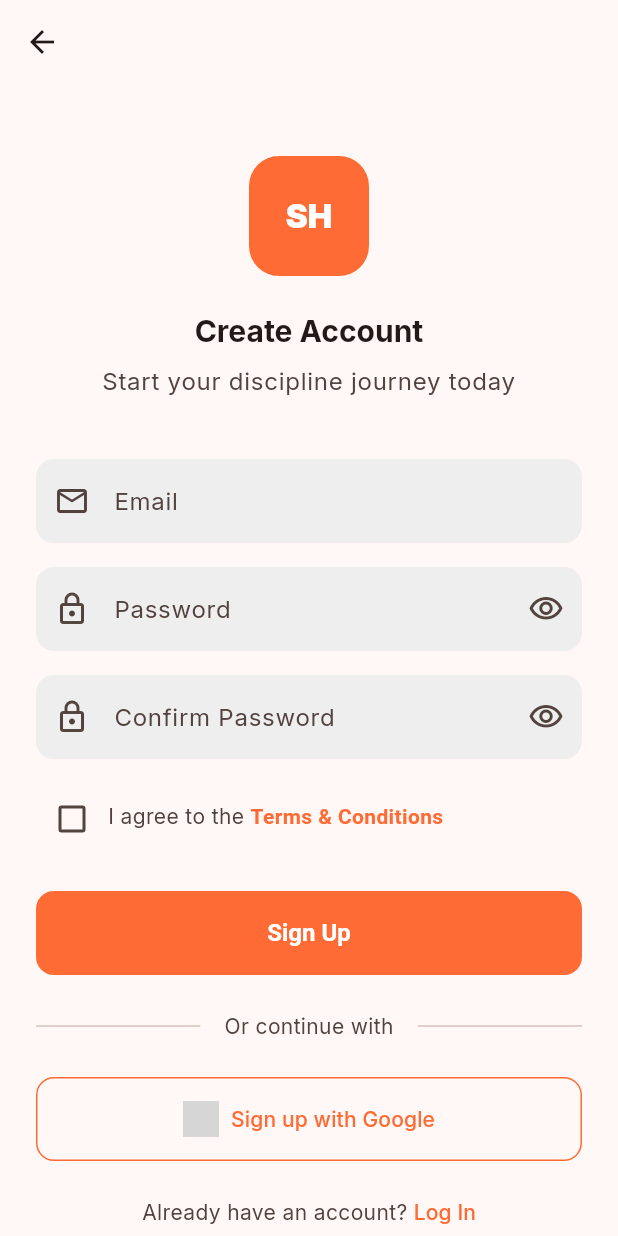
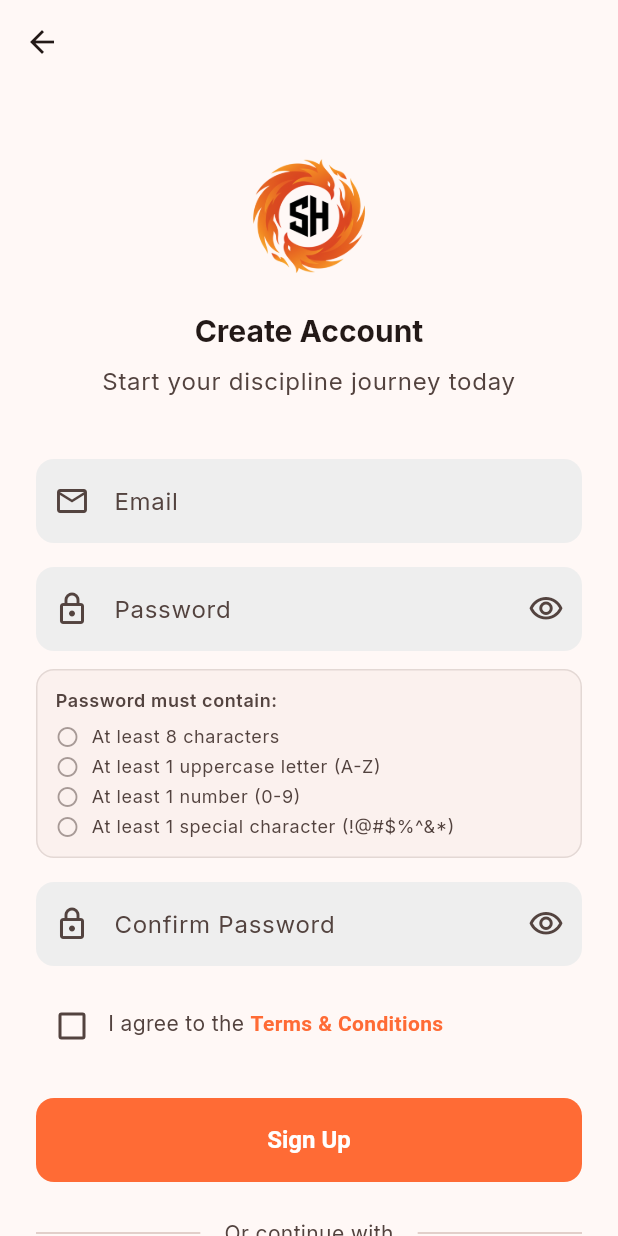
Before and after one commit to rauly2k/stay_hard, a Flutter app: the LoginScreen screen opened directly, after a tap on "Log In", after a tap on "Sign Up", on a phone screen of 412 x 824 dp. Run offline on Flutter 3.47's test engine with Material 3 defaults, Android fonts, the phone set to English and light mode, and no system bars; our stand-ins replace firebase_auth, firebase_core, flutter_riverpod, go_router, google_fonts, google_sign_in and 1 more; accounts and stored records are empty; grey boxes are pictures that could not be loaded.

Commit message:
feat: Update app logo and add password requirements UI
- Renamed LOGO.png to logo.png (lowercase) for consistency
- Updated splash screen to use logo.png image instead of text-based logo
- Updated login screen to use logo.png image instead of "SH" text
- Updated register screen to use logo.png image instead of "SH" text
- Added real-time password requirements display in registration UI
  - Shows 4 requirements: min length, uppercase, number, special char
  - Updates dynamically as user types with visual indicators
  - Green checkmarks appear when requirements are met

Note: Slide images already use assets/images/test.png as required

```diff
--- a/lib/features/auth/presentation/pages/login_screen.dart
+++ b/lib/features/auth/presentation/pages/login_screen.dart
@@ -104,7 +104,15 @@ class _LoginScreenState extends ConsumerState<LoginScreen> {
 
                 // Logo and title
                 Center(
-                  child: Container(
+                  child: ClipRRect(
+                    borderRadius: BorderRadius.circular(20),
+                    child: Image.asset(
+                      'assets/images/logo.png',
+                      width: 80,
+                      height: 80,
+                      fit: BoxFit.cover,
+                      errorBuilder: (context, error, stackTrace) {
+                        return Container(
                           width: 80,
                           height: 80,
                           decoration: BoxDecoration(
@@ -119,6 +127,9 @@ class _LoginScreenState extends ConsumerState<LoginScreen> {
                                 fontWeight: FontWeight.w900,
                               ),
                             ),
+                          ),
+                        );
+                      },
                     ),
                   ),
                 ),
--- a/lib/features/auth/presentation/pages/register_screen.dart
+++ b/lib/features/auth/presentation/pages/register_screen.dart
@@ -19,12 +19,36 @@ class _RegisterScreenState extends ConsumerState<RegisterScreen> {
   bool _obscureConfirmPassword = true;
   bool _acceptedTerms = false;
 
+  // Password requirement states
+  bool _hasMinLength = false;
+  bool _hasUppercase = false;
+  bool _hasNumber = false;
+  bool _hasSpecialChar = false;
+
+  @override
+  void initState() {
+    super.initState();
+    // Listen to password changes to update requirements
+    _passwordController.addListener(_updatePasswordRequirements);
+  }
+
   @override
   void dispose() {
+    _passwordController.removeListener(_updatePasswordRequirements);
     _emailController.dispose();
     _passwordController.dispose();
     _confirmPasswordController.dispose();
     super.dispose();
+  }
+
+  void _updatePasswordRequirements() {
+    final password = _passwordController.text;
+    setState(() {
+      _hasMinLength = password.length >= 8;
+      _hasUppercase = RegExp(r'[A-Z]').hasMatch(password);
+      _hasNumber = RegExp(r'[0-9]').hasMatch(password);
+      _hasSpecialChar = RegExp(r'[!@#$%^&*(),.?":{}|<>]').hasMatch(password);
+    });
   }
 
   void _showErrorSnackBar(String message) {
@@ -141,7 +165,15 @@ class _RegisterScreenState extends ConsumerState<RegisterScreen> {
 
                 // Logo and title
                 Center(
-                  child: Container(
+                  child: ClipRRect(
+                    borderRadius: BorderRadius.circular(20),
+                    child: Image.asset(
+                      'assets/images/logo.png',
+                      width: 80,
+                      height: 80,
+                      fit: BoxFit.cover,
+                      errorBuilder: (context, error, stackTrace) {
+                        return Container(
                           width: 80,
                           height: 80,
                           decoration: BoxDecoration(
@@ -156,6 +188,9 @@ class _RegisterScreenState extends ConsumerState<RegisterScreen> {
                                 fontWeight: FontWeight.w900,
                               ),
                             ),
+                          ),
+                        );
+                      },
                     ),
                   ),
                 ),
@@ -229,6 +264,59 @@ class _RegisterScreenState extends ConsumerState<RegisterScreen> {
                     ),
                   ),
                   validator: _validatePassword,
+                  onChanged: (_) {
+                    // Trigger state update for password requirements
+                  },
+                ),
+
+                const SizedBox(height: 12),
+
+                // Password requirements
+                Container(
+                  padding: const EdgeInsets.all(12),
+                  decoration: BoxDecoration(
+                    color: theme.colorScheme.surfaceContainerHighest.withValues(alpha: 0.3),
+                    borderRadius: BorderRadius.circular(12),
+                    border: Border.all(
+                      color: theme.colorScheme.outline.withValues(alpha: 0.2),
+                    ),
+                  ),
+                  child: Column(
+                    crossAxisAlignment: CrossAxisAlignment.start,
+                    children: [
+                      Text(
+                        'Password must contain:',
+                        style: theme.textTheme.bodySmall?.copyWith(
+                          fontWeight: FontWeight.w600,
+                          color: theme.colorScheme.onSurfaceVariant,
+                        ),
+                      ),
+                      const SizedBox(height: 8),
+                      _buildPasswordRequirement(
+                        'At least 8 characters',
+                        _hasMinLength,
+                        theme,
+                      ),
+                      const SizedBox(height: 4),
+                      _buildPasswordRequirement(
+                        'At least 1 uppercase letter (A-Z)',
+                        _hasUppercase,
+                        theme,
+                      ),
+                      const SizedBox(height: 4),
+                      _buildPasswordRequirement(
+                        'At least 1 number (0-9)',
+                        _hasNumber,
+                        theme,
+                      ),
+                      const SizedBox(height: 4),
+                      _buildPasswordRequirement(
+                        'At least 1 special character (!@#\$%^&*)',
+                        _hasSpecialChar,
+                        theme,
+                      ),
+                    ],
+                  ),
                 ),
 
                 const SizedBox(height: 16),
@@ -401,4 +489,29 @@ class _RegisterScreenState extends ConsumerState<RegisterScreen> {
       ),
     );
   }
+
+  Widget _buildPasswordRequirement(String text, bool isMet, ThemeData theme) {
+    return Row(
+      children: [
+        Icon(
+          isMet ? Icons.check_circle : Icons.radio_button_unchecked,
+          size: 16,
+          color: isMet ? Colors.green : theme.colorScheme.onSurfaceVariant.withValues(alpha: 0.5),
+        ),
+        const SizedBox(width: 8),
+        Expanded(
+          child: Text(
+            text,
+            style: theme.textTheme.bodySmall?.copyWith(
+              color: isMet
+                ? theme.colorScheme.onSurface
+                : theme.colorScheme.onSurfaceVariant,
+              decoration: isMet ? TextDecoration.lineThrough : null,
+              decorationColor: theme.colorScheme.onSurfaceVariant.withValues(alpha: 0.5),
+            ),
+          ),
+        ),
+      ],
+    );
   }
+}
--- a/lib/features/splash/presentation/pages/splash_screen.dart
+++ b/lib/features/splash/presentation/pages/splash_screen.dart
@@ -85,7 +85,15 @@ class _SplashScreenState extends ConsumerState<SplashScreen>
               mainAxisAlignment: MainAxisAlignment.center,
               children: [
                 // App Logo
-                Container(
+                ClipRRect(
+                  borderRadius: BorderRadius.circular(24),
+                  child: Image.asset(
+                    'assets/images/logo.png',
+                    width: 120,
+                    height: 120,
+                    fit: BoxFit.cover,
+                    errorBuilder: (context, error, stackTrace) {
+                      return Container(
                         width: 120,
                         height: 120,
                         decoration: BoxDecoration(
@@ -102,6 +110,9 @@ class _SplashScreenState extends ConsumerState<SplashScreen>
                               height: 1.1,
                             ),
                           ),
+                        ),
+                      );
+                    },
                   ),
                 ),
                 const SizedBox(height: 24),
```
Also changed, not shown: assets/images/logo.png (renamed from assets/images/LOGO.png). Lines whose indentation alone changed are shown as unchanged.
